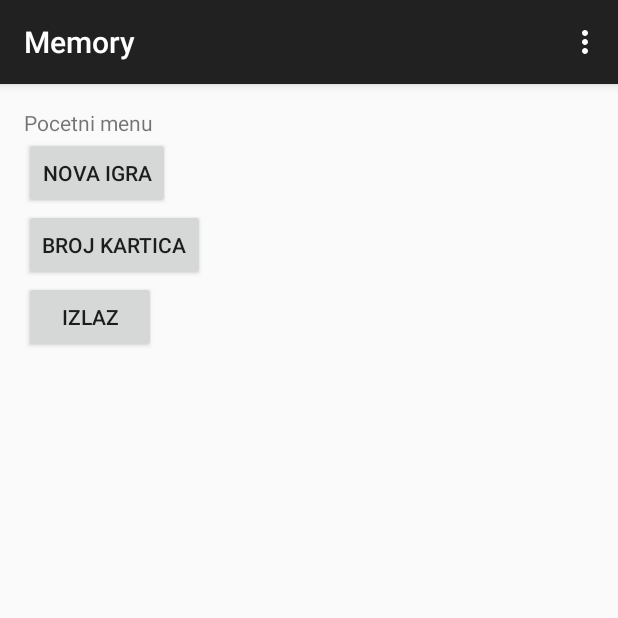
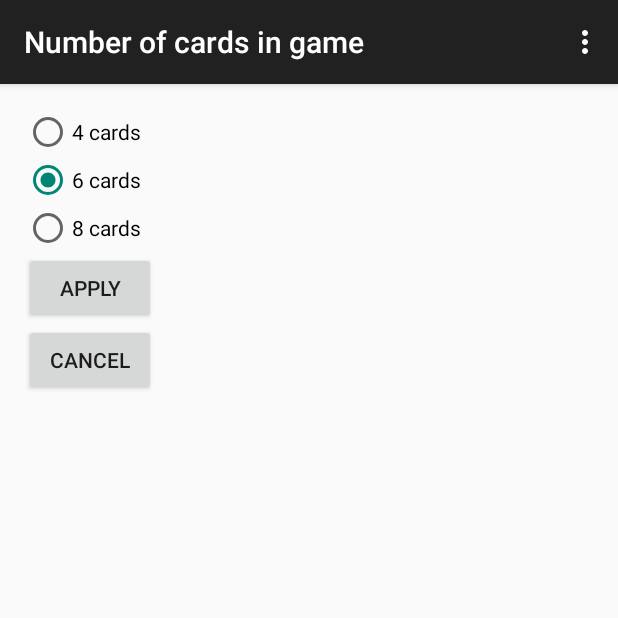
Before and after one commit to LeonoraG/memory-game, an Android app: the screen it shows after launch (MainMenu before the commit, CardNumberActivity after it), after a tap on "BROJ KARTICA", on a phone screen of 412 x 824 dp, the top half of it. Run offline under Robolectric (Android 15) with nearby library versions, the phone set to English and light mode, and no system bars.

Commit message:
Adjustable number of cards in game

```diff
--- /dev/null
+++ b/app/src/main/java/com/github/memory/CardNumberActivity.java
@@ -0,0 +1,76 @@
+package com.github.memory;
+
+import android.content.Intent;
+import android.os.Bundle;
+import android.support.v7.app.AppCompatActivity;
+import android.view.Menu;
+import android.view.MenuItem;
+import android.view.View;
+import android.widget.RadioButton;
+import android.widget.RadioGroup;
+
+
+public class CardNumberActivity extends AppCompatActivity {
+    int maxPairs;
+    int copyOfMaxPairs;
+
+    @Override
+    protected void onCreate(Bundle savedInstanceState) {
+        super.onCreate(savedInstanceState);
+        setContentView(R.layout.activity_card_number);
+
+        maxPairs = getIntent().getExtras().getInt("maxPairs", 3);
+        copyOfMaxPairs = maxPairs;
+
+        int resId = getResources().getIdentifier("RadioButtonID" + maxPairs*2, "id", getPackageName());
+        RadioGroup radioGroup = (RadioGroup) findViewById(R.id.radioGroupID);
+        radioGroup.check(resId);
+        radioGroup.setOnCheckedChangeListener(new RadioGroup.OnCheckedChangeListener() {
+            public void onCheckedChanged(RadioGroup rGroup, int checkedId) {
+                RadioButton checkedRadioButton = (RadioButton)rGroup.findViewById(checkedId);
+                boolean isChecked = checkedRadioButton.isChecked();
+                if (isChecked)
+                    maxPairs = Integer.parseInt(checkedRadioButton.getTag().toString())/2;
+            }
+        });
+    }
+
+    @Override
+    public boolean onCreateOptionsMenu(Menu menu) {
+        getMenuInflater().inflate(R.menu.menu_card_number, menu);
+        return true;
+    }
+
+    @Override
+    public boolean onOptionsItemSelected(MenuItem item) {
+        int id = item.getItemId();
+        if (id == R.id.action_settings) {
+            return true;
+        }
+        return super.onOptionsItemSelected(item);
+    }
+
+    /**
+     * On apply we set the new value to maxPairs, and return to the main menu
+     * @param view
+     */
+    public void applyClicked(View view) {
+
+        Intent intent = new Intent(this, MainMenu.class);
+        intent.putExtra("maxPairs", maxPairs);
+        System.out.println("prije: " + maxPairs);
+        setResult(RESULT_OK, intent);
+        finish();
+    }
+
+    /**
+     * When cancel is clicked just return to the main menu
+     * @param view
+     */
+    public void cancelClicked(View view) {
+        Intent intent = new Intent(this, MainMenu.class);
+        intent.putExtra("maxPairs", copyOfMaxPairs);
+        setResult(RESULT_OK, intent);
+        finish();
+    }
+}
--- a/app/src/main/java/com/github/memory/MainMenu.java
+++ b/app/src/main/java/com/github/memory/MainMenu.java
@@ -13,10 +13,14 @@ import android.view.View;
 
 public class MainMenu extends AppCompatActivity {
 
+    //Max number of card pairs in game
+    int maxPairs;
+
     @Override
     protected void onCreate(Bundle savedInstanceState) {
         super.onCreate(savedInstanceState);
         setContentView(R.layout.activity_main_menu);
+        maxPairs = 3;
     }
 
     @Override
@@ -32,7 +36,6 @@ public class MainMenu extends AppCompatActivity {
         if (id == R.id.action_settings) {
             return true;
         }
-
         return super.onOptionsItemSelected(item);
     }
 
@@ -41,8 +44,9 @@ public class MainMenu extends AppCompatActivity {
      * @param view
      */
     public void newGameClicked(View view) {
-
         Intent intent = new Intent(this, GameActivity.class);
+        intent.addFlags(Intent.FLAG_ACTIVITY_CLEAR_TOP);
+        intent.putExtra("maxPairs", maxPairs);
         startActivity(intent);
     }
     /**
@@ -50,9 +54,10 @@ public class MainMenu extends AppCompatActivity {
      * @param view
      */
     public void configureCardNumberClicked(View view) {
+        Intent intent = new Intent(this, CardNumberActivity.class);
+        intent.putExtra("maxPairs", maxPairs);
+        startActivityForResult(intent, 1);
 
-        //TODO
-        //open new activity
     }
 
     /**
@@ -62,9 +67,20 @@ public class MainMenu extends AppCompatActivity {
     public void exitApplicationClicked(View view) {
 
         Intent homeIntent = new Intent(Intent.ACTION_MAIN);
-        homeIntent.addCategory( Intent.CATEGORY_HOME );
-        homeIntent.setFlags(Intent.FLAG_ACTIVITY_CLEAR_TOP);
+        homeIntent.addCategory(Intent.CATEGORY_HOME);
         startActivity(homeIntent);
     }
 
+    public void onActivityResult(int requestCode, int resultCode, Intent data) {
+        System.out.println("REQUEST CODE:" + requestCode);
+        switch (requestCode) {
+            case 1:
+                if (resultCode == RESULT_OK) {
+                    maxPairs = data.getIntExtra("maxPairs",3);
+                }
+                break;
+            default:
+                break;
+        }
+    }
 }
--- /dev/null
+++ b/app/src/main/res/layout/activity_card_number.xml
@@ -0,0 +1,45 @@
+<LinearLayout xmlns:android="http://schemas.android.com/apk/res/android"
+    xmlns:tools="http://schemas.android.com/tools" android:layout_width="match_parent"
+    android:layout_height="match_parent" android:paddingLeft="@dimen/activity_horizontal_margin"
+    android:orientation="vertical"
+    android:paddingRight="@dimen/activity_horizontal_margin"
+    android:paddingTop="@dimen/activity_vertical_margin"
+    android:paddingBottom="@dimen/activity_vertical_margin"
+    tools:context="com.github.memory.CardNumberActivity">
+
+    <RadioGroup
+        android:layout_width="wrap_content"
+        android:layout_height="wrap_content"
+        android:orientation="vertical"
+        android:id="@+id/radioGroupID">
+        <RadioButton
+            android:layout_width="wrap_content"
+            android:layout_height="wrap_content"
+            android:text="4 cards"
+            android:tag="@integer/int4"
+            android:id="@+id/RadioButtonID4"/>
+        <RadioButton
+            android:layout_width="wrap_content"
+            android:layout_height="wrap_content"
+            android:text="6 cards"
+            android:tag="@integer/int6"
+            android:id="@+id/RadioButtonID6"/>
+        <RadioButton
+            android:layout_width="wrap_content"
+            android:layout_height="wrap_content"
+            android:text="8 cards"
+            android:tag="@integer/int8"
+            android:id="@+id/RadioButtonID8"/>
+    </RadioGroup>
+    <Button
+        android:layout_width="wrap_content"
+        android:layout_height="wrap_content"
+        android:text="Apply"
+        android:onClick="applyClicked"/>
+    <Button
+        android:layout_width="wrap_content"
+        android:layout_height="wrap_content"
+        android:text="Cancel"
+        android:onClick="cancelClicked"/>
+
+</LinearLayout>
--- a/app/src/main/res/layout/activity_main_menu.xml
+++ b/app/src/main/res/layout/activity_main_menu.xml
@@ -5,9 +5,6 @@
     android:paddingRight="@dimen/activity_horizontal_margin"
     android:paddingTop="@dimen/activity_vertical_margin"
     android:paddingBottom="@dimen/activity_vertical_margin" tools:context=".MainMenu">
-
-    <TextView android:text="Pocetni menu" android:layout_width="wrap_content"
-        android:layout_height="wrap_content" />
     <Button
         android:text="Nova igra"
         android:layout_width="wrap_content"
--- /dev/null
+++ b/app/src/main/res/menu/menu_card_number.xml
@@ -0,0 +1,7 @@
+<menu xmlns:android="http://schemas.android.com/apk/res/android"
+    xmlns:app="http://schemas.android.com/apk/res-auto"
+    xmlns:tools="http://schemas.android.com/tools"
+    tools:context="com.github.memory.CardNumberActivity">
+    <item android:id="@+id/action_settings" android:title="@string/action_settings"
+        android:orderInCategory="100" app:showAsAction="never" />
+</menu>
--- a/app/src/main/res/values/strings.xml
+++ b/app/src/main/res/values/strings.xml
@@ -4,4 +4,5 @@
     <string name="hello_world">Hello world!</string>
     <string name="action_settings">Settings</string>
     <string name="title_activity_game">GameActivity</string>
+    <string name="title_activity_card_number">CardNumberActivity</string>
 </resources>
--- /dev/null
+++ b/app/src/main/res/values/value.xml
@@ -0,0 +1,7 @@
+<?xml version="1.0" encoding="utf-8"?>
+<resources>
+    <integer name="int4">4</integer>
+    <integer name="int6">6</integer>
+    <integer name="int8">8</integer>
+
+</resources>
```
Also changed, not shown: app/src/main/AndroidManifest.xml (+10 -2 lines), app/src/main/java/com/github/memory/GameActivity.java (+6 -2 lines), app/src/main/res/drawable/sample_0.jpg, app/src/main/res/drawable/sample_1.jpg, app/src/main/res/drawable/sample_2.jpg, app/src/main/res/drawable/sample_3.jpg, app/src/main/res/drawable/sample_6.jpg, app/src/main/res/drawable/sample_7.jpg.
